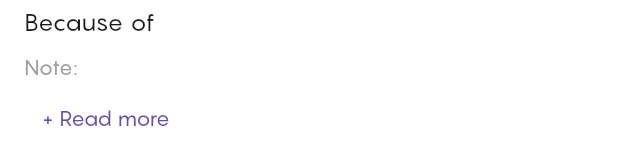
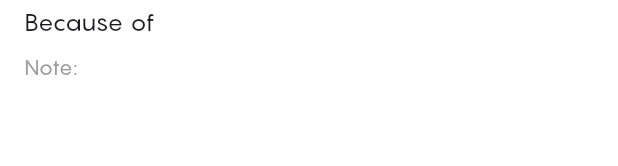
Before and after one commit to khadeejab038/moodbook-app, a Flutter app: the HistoryTile widget shown alone on an empty page, opened directly with empty values, on a phone screen of 412 x 824 dp. Shown: the part 149-315 px from the top of the screen. Run offline on Flutter 3.47's test engine with Material 3 defaults, Android fonts, the phone set to English and light mode, and no system bars; our stand-ins replace cloud_firestore, firebase_auth, firebase_core; accounts and stored records are empty.

Commit message:
emoji bar on addMood_page1.dart now uses the correct emoji assets. Updated history_page.dart to improve display.

```diff
--- a/lib/UI/addMood_page2.dart
+++ b/lib/UI/addMood_page2.dart
@@ -18,7 +18,7 @@ class _AddEmotionsState extends State<AddEmotions> {
   @override
   Widget build(BuildContext context) {
     final moodProvider = Provider.of<MoodEntryProvider>(context);
-    final currentMood = moodProvider.moodEntry.getMood;
+    final currentMood = moodProvider.moodEntry.getMood.toLowerCase();
 
     // Filtered emotions list based on the search query
     final filteredEmotions = allEmotions
--- a/lib/UI/history_page.dart
+++ b/lib/UI/history_page.dart
@@ -1,11 +1,7 @@
 import 'package:flutter/material.dart';
 import 'package:intl/intl.dart';
-import '../Widgets/bottom_nav_bar.dart';
-import 'package:cloud_firestore/cloud_firestore.dart';
-import 'package:firebase_auth/firebase_auth.dart';
-
-import 'package:flutter/material.dart';
-import 'package:intl/intl.dart';
+import '../Models/emoji_item.dart';
+import '../Utils/emoji_data.dart';
 import '../Widgets/bottom_nav_bar.dart';
 import 'package:cloud_firestore/cloud_firestore.dart';
 import 'package:firebase_auth/firebase_auth.dart';
@@ -102,10 +98,21 @@ class HistoryPage extends StatelessWidget {
               itemCount: moodEntries.length,
               itemBuilder: (context, index) {
                 final entry = moodEntries[index];
+
+                // Find the matching mood or default to Neutral
+                final emojiItem = moods.firstWhere(
+                      (moodItem) => moodItem.title.toLowerCase() == (entry['mood']?.toLowerCase() ?? 'neutral'),
+                  orElse: () => EmojiItem(imagePath: 'lib/assets/neutral-face.png', title: 'Neutral'),
+                );
+
                 return HistoryTile(
                   mood: entry['mood'] ?? 'No mood',
-                  emoji: '😊', // Default neutral emoji as placeholder
-                  // Check if the timestamp is a Firestore Timestamp and convert it
+                  emoji: Image.asset(
+                    emojiItem.imagePath, // Use the image path for the Image.asset widget
+                    width: 32.0, // Set the desired emoji size
+                    height: 32.0,
+                    fit: BoxFit.contain,
+                  ),
                   timestamp: DateFormat('hh:mm a').format((entry['timestamp'] as Timestamp).toDate()),
                   feelings: entry['emotions']?.join(', ') ?? 'No emotions',
                   reason: entry['reasons']?.join(', ') ?? 'No reason',
@@ -114,6 +121,7 @@ class HistoryPage extends StatelessWidget {
                 );
               },
             );
+
           },
         ),
       ),
@@ -124,16 +132,16 @@ class HistoryPage extends StatelessWidget {
 
 class HistoryTile extends StatefulWidget {
   final String mood;
-  final String emoji;
   final String timestamp;
   final String feelings;
   final String reason;
   final String note;
   final String entryId;
+  final Widget emoji; // Accept emoji as a Widget instead of String
 
   HistoryTile({
     required this.mood,
-    required this.emoji,
+    required this.emoji, // Updated type
     required this.timestamp,
     required this.feelings,
     required this.reason,
@@ -152,7 +160,6 @@ class _HistoryTileState extends State<HistoryTile> {
   void _deleteEntry() async {
     try {
       await FirebaseFirestore.instance.collection('mood_entries').doc(widget.entryId).delete();
-      ScaffoldMessenger.of(context).showSnackBar(SnackBar(content: Text('Entry deleted')));
     } catch (e) {
       ScaffoldMessenger.of(context).showSnackBar(SnackBar(content: Text('Error deleting entry: $e')));
     }
@@ -160,15 +167,18 @@ class _HistoryTileState extends State<HistoryTile> {
 
   // Method to edit the entry (placeholder, implement functionality later)
   void _editEntry() {
-    // Implement your edit functionality here
     ScaffoldMessenger.of(context).showSnackBar(SnackBar(content: Text('Edit feature is under development')));
   }
 
   @override
   Widget build(BuildContext context) {
-    String displayedNote =
-    widget.note.split('\n')[0]; // Show only the first line initially
-    if (_isNoteExpanded && widget.note.split('\n').length > 1) {
+    String displayedNote = widget.note.length > 20
+        ? widget.note.substring(0, 20) // Display first 20 characters
+        : widget.note; // If note is less than or equal to 20 characters, display full note
+
+    bool showReadMore = widget.note.length > 20; // Only show Read more if note > 20 characters
+
+    if (_isNoteExpanded && widget.note.length > 20) {
       displayedNote = widget.note; // Show the full note if expanded
     }
 
@@ -185,10 +195,7 @@ class _HistoryTileState extends State<HistoryTile> {
           Row(
             mainAxisAlignment: MainAxisAlignment.start,
             children: [
-              Text(
-                widget.emoji,
-                style: TextStyle(fontSize: 32, fontFamily: 'Pangram'),
-              ),
+              widget.emoji, // Display the emoji image
               SizedBox(width: 8),
               Column(
                 crossAxisAlignment: CrossAxisAlignment.start,
@@ -249,6 +256,7 @@ class _HistoryTileState extends State<HistoryTile> {
             style: TextStyle(
                 fontSize: 14, color: Colors.grey, fontFamily: 'Pangram'),
           ),
+          if (showReadMore) // Only show Read more if note length > 20
             TextButton(
               onPressed: () {
                 setState(() {
```
Also changed, not shown: lib/UI/addMood_page1.dart (+9 -10 lines), lib/Utils/emoji_data.dart (+8 -0 lines). Lines whose indentation alone changed are shown as unchanged.
